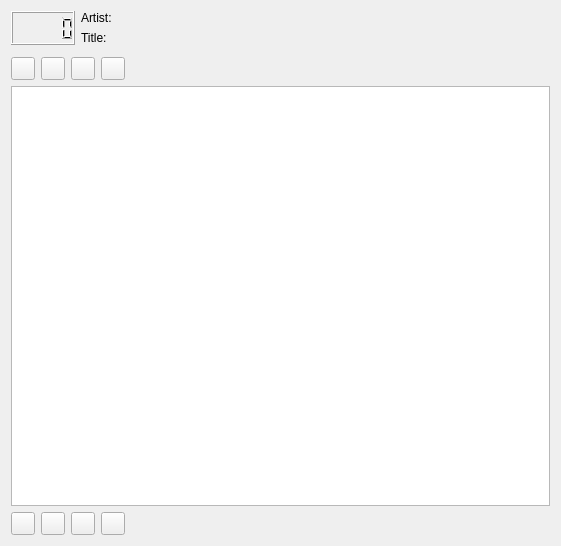
Before: the Qt Designer form src/qompmainwin.ui in qomp/qomp, drawn with Qt 5.
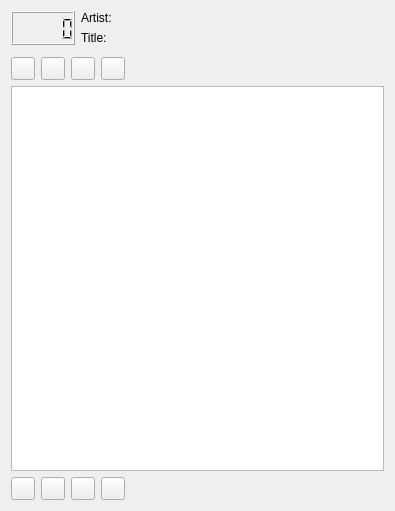
After: the same form once the commit is applied. Icons and pictures are not drawn. Custom widgets are drawn as their Qt base class.

What changed in the file:
```diff
--- a/src/qompmainwin.ui
+++ b/src/qompmainwin.ui
@@ -6,8 +6,8 @@
    <rect>
     <x>0</x>
     <y>0</y>
-    <width>561</width>
-    <height>546</height>
+    <width>395</width>
+    <height>511</height>
    </rect>
   </property>
   <property name="contextMenuPolicy">
```
Left out of the diff: 24 changed lines with no effect on the pictures.
